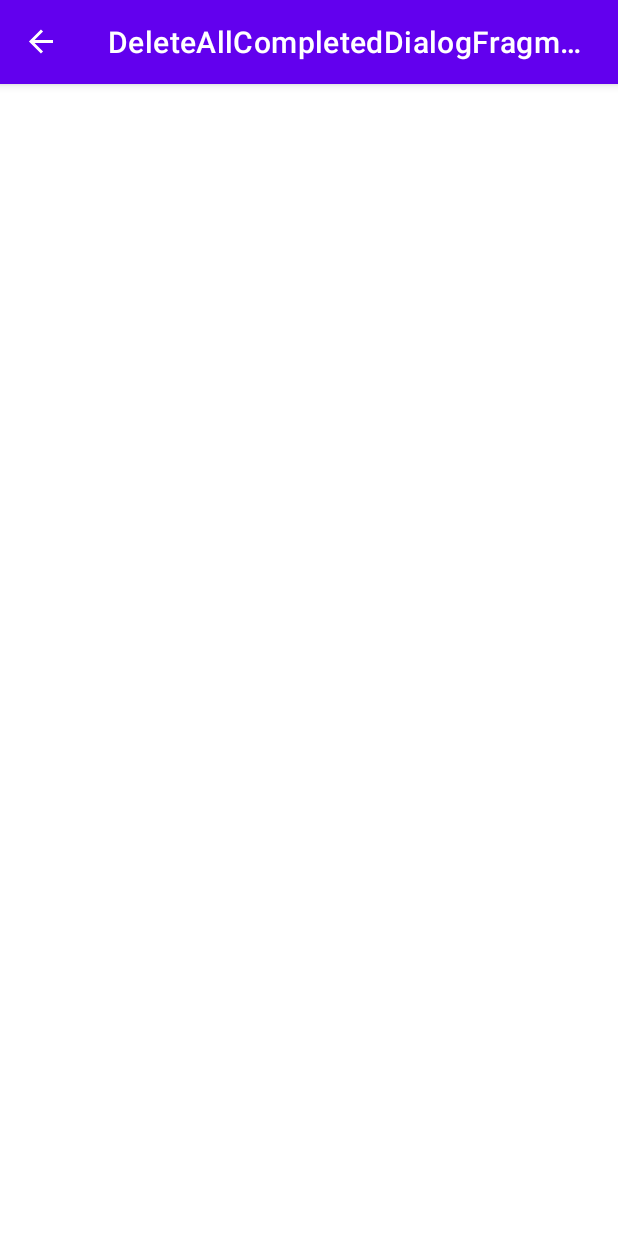
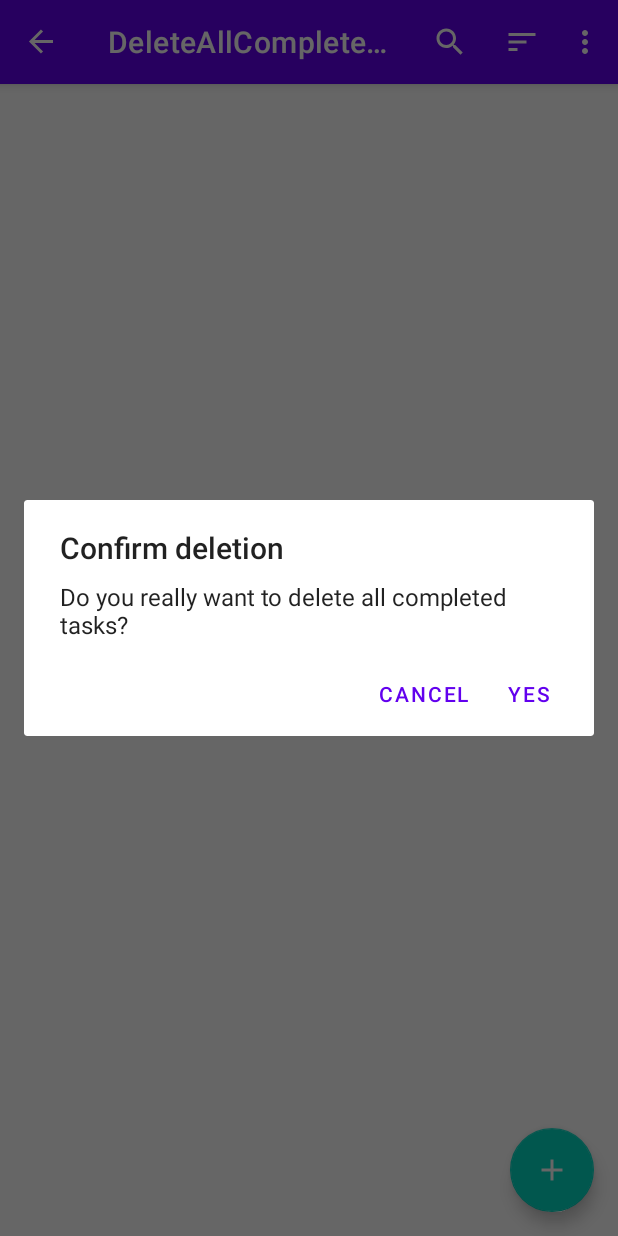
Before and after one commit to ZidanAli111/Jetpack-Todo-List-App, an Android app: the screen it shows after launch (MainActivity), in the options menu, after a tap on "Delete all completed", on a phone screen of 412 x 824 dp. Run offline under Robolectric (Android 15) with nearby library versions, the phone set to English and light mode, and no system bars; our stand-ins replace Dagger/Hilt's generated code, Room's generated code, navigation-ui; libraries missing offline, so code that uses them is left out: androidx.datastore.preferences, androidx.hilt, androidx.hilt.lifecycle; 2 statements that could not run were skipped.

Commit message:
Restoring Fragment SearchView committed.

```diff
--- a/app/src/main/java/com/codinginflow/mvvmtodo/data/TaskDao.kt
+++ b/app/src/main/java/com/codinginflow/mvvmtodo/data/TaskDao.kt
@@ -35,7 +35,7 @@ interface TaskDao {
     @Delete
     suspend fun delete(task: Task)
 
-    @Query("DELETE FROM task_table WHERE completed=1")
+
+    @Query("DELETE FROM task_table WHERE completed = 1")
     suspend fun deleteCompletedTasks()
-
 }
--- a/app/src/main/java/com/codinginflow/mvvmtodo/ui/deleteAllCompleted/DeleteAllCompletedDialogFragment.kt
+++ b/app/src/main/java/com/codinginflow/mvvmtodo/ui/deleteAllCompleted/DeleteAllCompletedDialogFragment.kt
@@ -14,10 +14,10 @@ class DeleteAllCompletedDialogFragment : DialogFragment() {
 
     override fun onCreateDialog(savedInstanceState: Bundle?): Dialog =
         AlertDialog.Builder(requireContext())
-            .setTitle("Confirm Deletion")
-            .setMessage("Do you really want to delete All Task?")
+            .setTitle("Confirm deletion")
+            .setMessage("Do you really want to delete all completed tasks?")
             .setNegativeButton("Cancel", null)
-            .setPositiveButton("Confirm") { _, _ ->
+            .setPositiveButton("Yes") { _, _ ->
                 viewModel.onConfirmClick()
             }
             .create()
--- a/app/src/main/java/com/codinginflow/mvvmtodo/ui/deleteAllCompleted/DeleteAllCompletedViewModel.kt
+++ b/app/src/main/java/com/codinginflow/mvvmtodo/ui/deleteAllCompleted/DeleteAllCompletedViewModel.kt
@@ -10,8 +10,7 @@ import kotlinx.coroutines.launch
 class DeleteAllCompletedViewModel @ViewModelInject constructor(
     private val taskDao: TaskDao,
     @AppModule.ApplicationScope private val applicationScope: CoroutineScope
-) :
-    ViewModel() {
+) : ViewModel() {
 
     fun onConfirmClick() = applicationScope.launch {
         taskDao.deleteCompletedTasks()
--- a/app/src/main/java/com/codinginflow/mvvmtodo/ui/tasks/TasksFragment.kt
+++ b/app/src/main/java/com/codinginflow/mvvmtodo/ui/tasks/TasksFragment.kt
@@ -30,7 +30,7 @@ import kotlinx.coroutines.launch
 class TasksFragment : Fragment(R.layout.fragment_tasks), TaskAdapter.OnItemClickListener {
 
     private val viewModel: TasksViewModel by viewModels()
-  private lateinit var  searchView:SearchView
+
     override fun onViewCreated(view: View, savedInstanceState: Bundle?) {
         super.onViewCreated(view, savedInstanceState)
 
@@ -45,10 +45,8 @@ class TasksFragment : Fragment(R.layout.fragment_tasks), TaskAdapter.OnItemClick
                 setHasFixedSize(true)
             }
 
-            ItemTouchHelper(object : ItemTouchHelper.SimpleCallback(
-                0,
-                ItemTouchHelper.LEFT or ItemTouchHelper.RIGHT
-            ) {
+            ItemTouchHelper(object : ItemTouchHelper.SimpleCallback(0,
+                ItemTouchHelper.LEFT or ItemTouchHelper.RIGHT) {
                 override fun onMove(
                     recyclerView: RecyclerView,
                     viewHolder: RecyclerView.ViewHolder,
@@ -87,27 +85,18 @@ class TasksFragment : Fragment(R.layout.fragment_tasks), TaskAdapter.OnItemClick
                             }.show()
                     }
                     is TasksViewModel.TasksEvent.NavigateToAddTaskScreen -> {
-                        val action =
-                            TasksFragmentDirections.actionTasksFragmentToAddEditTaskFragment(
-                                null,
-                                "New Task"
-                            )
+                        val action = TasksFragmentDirections.actionTasksFragmentToAddEditTaskFragment(null, "New Task")
                         findNavController().navigate(action)
                     }
                     is TasksViewModel.TasksEvent.NavigateToEditTaskScreen -> {
-                        val action =
-                            TasksFragmentDirections.actionTasksFragmentToAddEditTaskFragment(
-                                event.task,
-                                "Edit Task"
-                            )
+                        val action = TasksFragmentDirections.actionTasksFragmentToAddEditTaskFragment(event.task, "Edit Task")
                         findNavController().navigate(action)
                     }
                     is TasksViewModel.TasksEvent.ShowTaskSavedConfirmationMessage -> {
                         Snackbar.make(requireView(), event.msg, Snackbar.LENGTH_SHORT).show()
                     }
                     TasksViewModel.TasksEvent.NavigateToDeleteAllCompletedScreen -> {
-                        val action =
-                            TasksFragmentDirections.actionGlobalDeleteAllCompletedDialogFragment()
+                        val action = TasksFragmentDirections.actionGlobalDeleteAllCompletedDialogFragment()
                         findNavController().navigate(action)
                     }
                 }.exhaustive
@@ -129,15 +118,7 @@ class TasksFragment : Fragment(R.layout.fragment_tasks), TaskAdapter.OnItemClick
         inflater.inflate(R.menu.menu_fragment_task, menu)
 
         val searchItem = menu.findItem(R.id.action_search)
-         searchView = searchItem.actionView as SearchView
-
-        val pendingQuery=viewModel.searchQuery.value
-        if (pendingQuery!=null&&pendingQuery.isNotEmpty())
-        {
-            searchItem.expandActionView()
-            searchView.setQuery(pendingQuery,false)
-        }
-
+        val searchView = searchItem.actionView as SearchView
 
         searchView.onQueryTextChanged {
             viewModel.searchQuery.value = it
@@ -150,7 +131,7 @@ class TasksFragment : Fragment(R.layout.fragment_tasks), TaskAdapter.OnItemClick
     }
 
     override fun onOptionsItemSelected(item: MenuItem): Boolean {
-        return when (item.itemId) {
+        return when(item.itemId) {
             R.id.action_sort_by_name -> {
                 viewModel.onSortOrderSelected(SortOrder.BY_NAME)
                 true
@@ -171,9 +152,4 @@ class TasksFragment : Fragment(R.layout.fragment_tasks), TaskAdapter.OnItemClick
             else -> super.onOptionsItemSelected(item)
         }
     }
-
-    override fun onDestroyView() {
-        super.onDestroyView()
-        searchView.setOnQueryTextListener(null)
-    }
 }
--- a/app/src/main/res/navigation/nav_graph.xml
+++ b/app/src/main/res/navigation/nav_graph.xml
@@ -18,21 +18,18 @@
         android:id="@+id/addEditTaskFragment"
         android:name="com.codinginflow.mvvmtodo.ui.addedittask.AddEditTaskFragment"
         android:label="{title}"
-        tools:layout="@layout/fragment_add_edit_task">
+        tools:layout="@layout/fragment_add_edit_task" >
         <argument
             android:name="task"
-            android:defaultValue="@null"
             app:argType="com.codinginflow.mvvmtodo.data.Task"
-            app:nullable="true" />
+            app:nullable="true"
+            android:defaultValue="@null" />
         <argument
             android:name="title"
             app:argType="string" />
     </fragment>
-    <fragment
+    <dialog
         android:id="@+id/deleteAllCompletedDialogFragment"
         android:name="com.codinginflow.mvvmtodo.ui.deleteAllCompleted.DeleteAllCompletedDialogFragment"
-        android:label="DeleteAllCompletedDialogFragment" />
-    <action
-        android:id="@+id/action_global_deleteAllCompletedDialogFragment"
-        app:destination="@id/deleteAllCompletedDialogFragment" />
+        android:label="DeleteAllCompletedDialogFragment" /><action android:id="@+id/action_global_deleteAllCompletedDialogFragment" app:destination="@id/deleteAllCompletedDialogFragment"/>
 </navigation>
```
